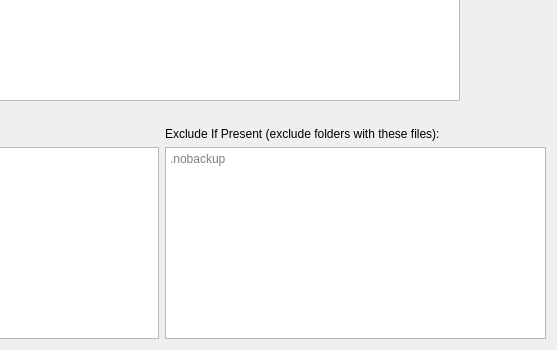
Above: src/vorta/assets/UI/sourcetab.ui from borgbase/vorta before the change; both pictures show x 234 to 791 and y 147 to 497 of the 791 by 497 pixel window. Below: the same form after it.
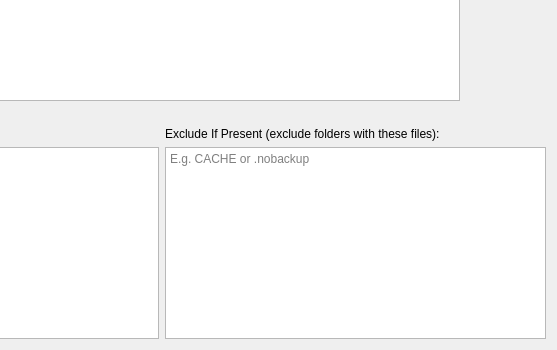
That is the form after the change.

```diff
--- a/src/vorta/assets/UI/sourcetab.ui
+++ b/src/vorta/assets/UI/sourcetab.ui
@@ -113,7 +113,7 @@
         </sizepolicy>
        </property>
        <property name="placeholderText">
-        <string>.nobackup</string>
+        <string>E.g. CACHE or .nobackup</string>
        </property>
       </widget>
      </item>
```
Left out of the diff: 2 changed lines with no effect on the pictures.
